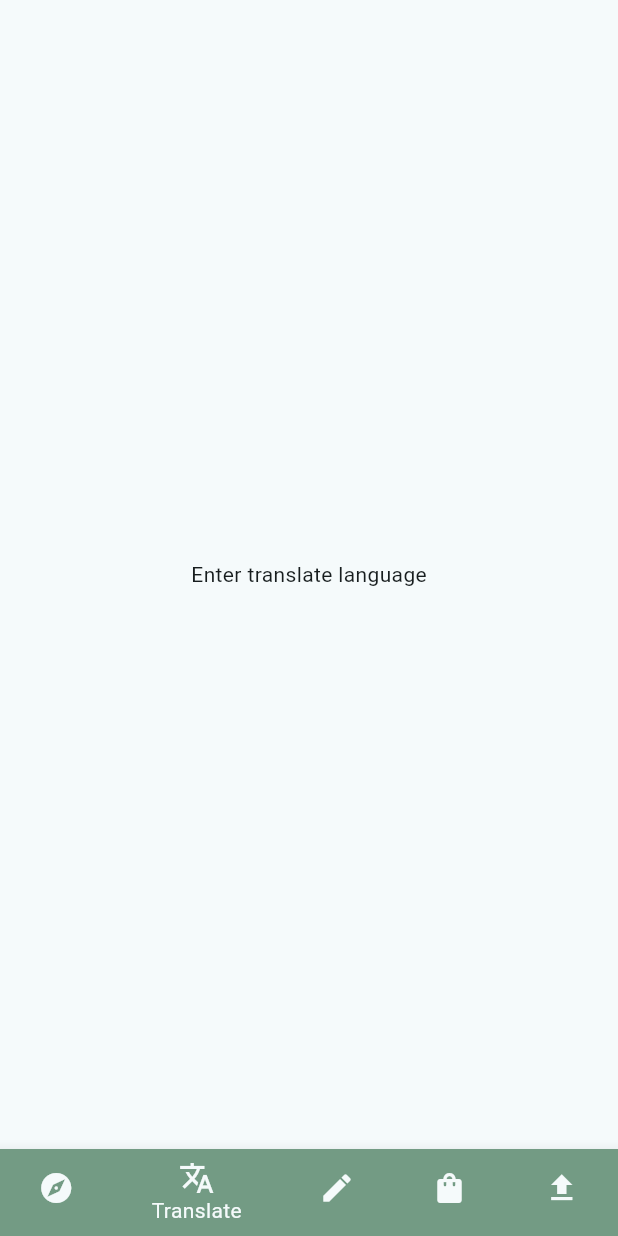
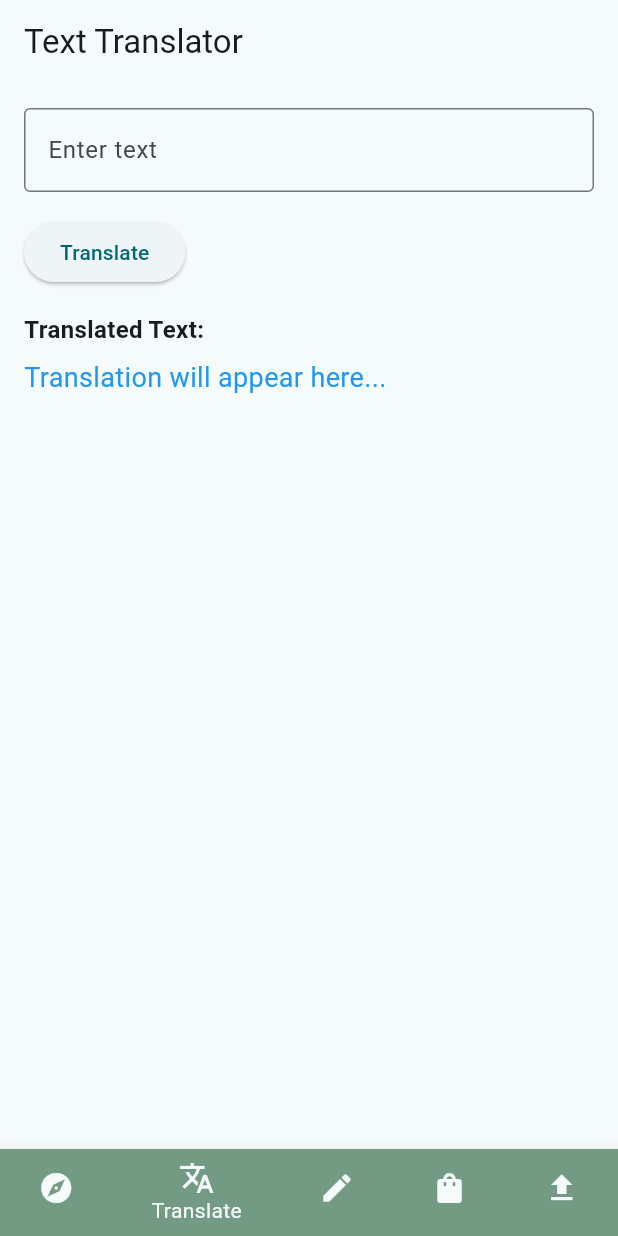
Before and after one commit to abhidnya04/TripMate, a Flutter app: the screen it shows after launch, item 2 of the bottom bar chosen, on a phone screen of 412 x 824 dp. Run offline on Flutter 3.47's test engine with Material 3 defaults, Android fonts, the light colour scheme and no system bars; our stand-ins replace image_picker, supabase_flutter; missing offline and left inert: google_mlkit_translation; accounts and stored records are empty.

Commit message:
added translation page

```diff
--- a/lib/pages/tabs.dart
+++ b/lib/pages/tabs.dart
@@ -29,7 +29,7 @@ class _TabsScreenState extends State<TabsScreen> {
     Widget activePage = Trip();
 
     if (_selectedPageIndex == 1) {
-      activePage = TranslatePage();
+      activePage = TranslationPage();
     } else if (_selectedPageIndex == 2) {
       activePage = CreateTrip();
     } else if (_selectedPageIndex == 3) {
--- a/lib/pages/translate.dart
+++ b/lib/pages/translate.dart
@@ -1,17 +1,70 @@
 import 'package:flutter/material.dart';
+import 'package:google_mlkit_translation/google_mlkit_translation.dart';
 
-class TranslatePage extends StatefulWidget {
-  const TranslatePage({super.key});
-
+class TranslationPage extends StatefulWidget {
   @override
-  State<TranslatePage> createState() => _TranslatePageState();
+  _TranslationPageState createState() => _TranslationPageState();
 }
 
-class _TranslatePageState extends State<TranslatePage> {
+class _TranslationPageState extends State<TranslationPage> {
+  final TextEditingController _textController = TextEditingController();
+  String _translatedText = "Translation will appear here...";
+
+  Future<void> translateText() async {
+    if (_textController.text.isEmpty) return;
+
+    try {
+      final translator = OnDeviceTranslator(
+        sourceLanguage: TranslateLanguage.english, // Source: English
+        targetLanguage: TranslateLanguage.french, // Target: French
+      );
+
+      final translatedText = await translator.translateText(_textController.text);
+      setState(() {
+        _translatedText = translatedText;
+      });
+    } catch (e) {
+      setState(() {
+        _translatedText = "Error: ${e.toString()}";
+      });
+      print("Translation Error: $e");
+    }
+  }
+
   @override
   Widget build(BuildContext context) {
     return Scaffold(
-      body: Center(child: Text("Enter translate language")),
+      appBar: AppBar(title: Text("Text Translator")),
+      body: Padding(
+        padding: EdgeInsets.all(16.0),
+        child: Column(
+          crossAxisAlignment: CrossAxisAlignment.start,
+          children: [
+            TextField(
+              controller: _textController,
+              decoration: InputDecoration(
+                labelText: "Enter text",
+                border: OutlineInputBorder(),
+              ),
+            ),
+            SizedBox(height: 16),
+            ElevatedButton(
+              onPressed: translateText,
+              child: Text("Translate"),
+            ),
+            SizedBox(height: 16),
+            Text(
+              "Translated Text:",
+              style: TextStyle(fontWeight: FontWeight.bold, fontSize: 16),
+            ),
+            SizedBox(height: 8),
+            Text(
+              _translatedText,
+              style: TextStyle(fontSize: 18, color: Colors.blue),
+            ),
+          ],
+        ),
+      ),
     );
   }
 }
--- a/pubspec.yaml
+++ b/pubspec.yaml
@@ -37,6 +37,7 @@ dependencies:
   cupertino_icons: ^1.0.6
   supabase_flutter: ^2.8.3
   image_picker: ^1.1.2
+  google_mlkit_translation: ^0.12.0
 
 dev_dependencies:
   flutter_test:
```
Also changed, not shown: lib/pages/login.dart (line endings or trailing spaces), pubspec.lock, 1 other file.
